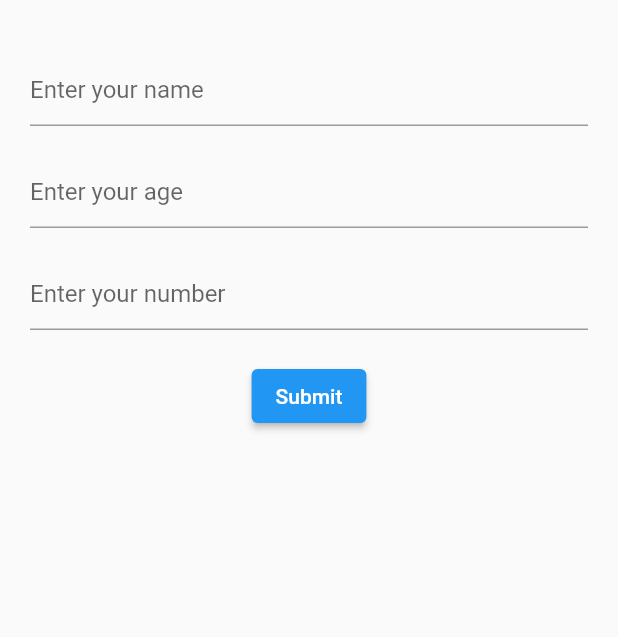
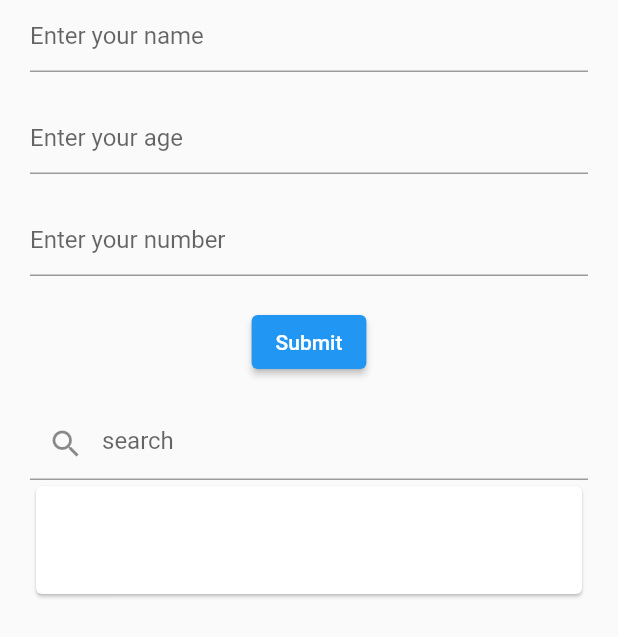
Before and after one commit to Dobariyakishan/firebase_login, a Flutter app: the screen it shows after launch, after a tap on "Submit", on a phone screen of 412 x 824 dp. Shown: the top 637 px of the screen. Run offline on Flutter 3.47's test engine with Material 2 defaults, Android fonts, the phone set to English and light mode, and no system bars; our stand-ins replace cloud_firestore, file_picker, firebase_auth, firebase_core, firebase_storage; missing offline and left inert: sms_otp_auto_verify; accounts and stored records are empty.

Commit message:
search list firebase

```diff
--- a/lib/sendData_readData_firebase.dart
+++ b/lib/sendData_readData_firebase.dart
@@ -25,8 +25,9 @@ class _SendDataFirebaseState extends State<SendDataFirebase> {
     fetchDatabaseList();
   }
   List userProfilesList = [];
+  String userID = "";
 
-  String userID = "";
+  String name = "";
 
   fetchUserInfo() async {
     dynamic getUser = FirebaseAuth.instance.currentUser;
@@ -75,6 +76,7 @@ class _SendDataFirebaseState extends State<SendDataFirebase> {
   Widget build(BuildContext context) {
     return Scaffold(
       body: SafeArea(
+        child: SingleChildScrollView(
           child: Padding(
             padding:const EdgeInsets.symmetric(horizontal: 20),
             child: Column(
@@ -90,6 +92,7 @@ class _SendDataFirebaseState extends State<SendDataFirebase> {
                 const SizedBox(height: 20,),
                 TextFormField(
                   controller: ageController,
+                  keyboardType: TextInputType.number,
                   decoration:const  InputDecoration(
                       hintText: 'Enter your age'
                   ),
@@ -97,24 +100,39 @@ class _SendDataFirebaseState extends State<SendDataFirebase> {
                 const SizedBox(height: 20,),
                 TextFormField(
                   controller: numberController,
+                  keyboardType: TextInputType.number,
                   decoration:const  InputDecoration(
                       hintText: 'Enter your number'
                   ),
                 ),
                 const SizedBox(height: 20,),
-              ElevatedButton(onPressed:(){
-                getUsersList();
-                // sendData();
+                ElevatedButton(onPressed:()async{
+                 await sendData();
+                  await fetchDatabaseList();
+                  setState((){});
                   ageController.clear();
                   nameController.clear();
                   numberController.clear();
                   } , child:const  Text('Submit')),
+                const SizedBox(height: 20,),
+                TextFormField(
+                  onChanged: (value){
+                    setState((){
+                      name=value;
+                    });
+                  },
+                  decoration:const  InputDecoration(
+                      hintText: 'search',
+                    prefixIcon: Icon(Icons.search)
 
+                  ),
+                ),
               SizedBox(
                 height: 500,
                 child: ListView.builder(
                     itemCount: userProfilesList.length,
                     itemBuilder: (context, index) {
+                      if (name.isEmpty){
                         return Card(
                           child: ListTile(
                             title: Text(userProfilesList[index]['name'].toString()),
@@ -122,9 +140,25 @@ class _SendDataFirebaseState extends State<SendDataFirebase> {
                             trailing: Text('${userProfilesList[index]['number'].toString()}'),
                           ),
                         );
+                      }
+    if (userProfilesList[index]['name'].toString()
+        .toString()
+        .toLowerCase()
+        .startsWith(name.toLowerCase())) {
+      return Card(
+        child: ListTile(
+          title: Text(userProfilesList[index]['name'].toString()),
+          subtitle: Text(userProfilesList[index]['age'].toString()),
+          trailing: Text('${userProfilesList[index]['number'].toString()}'),
+        ),
+      );
+    }
+    return Container();
+
                     }),
               )]
 
+            ),
           ),
         ),
       ),
```
Lines whose indentation alone changed are shown as unchanged.
